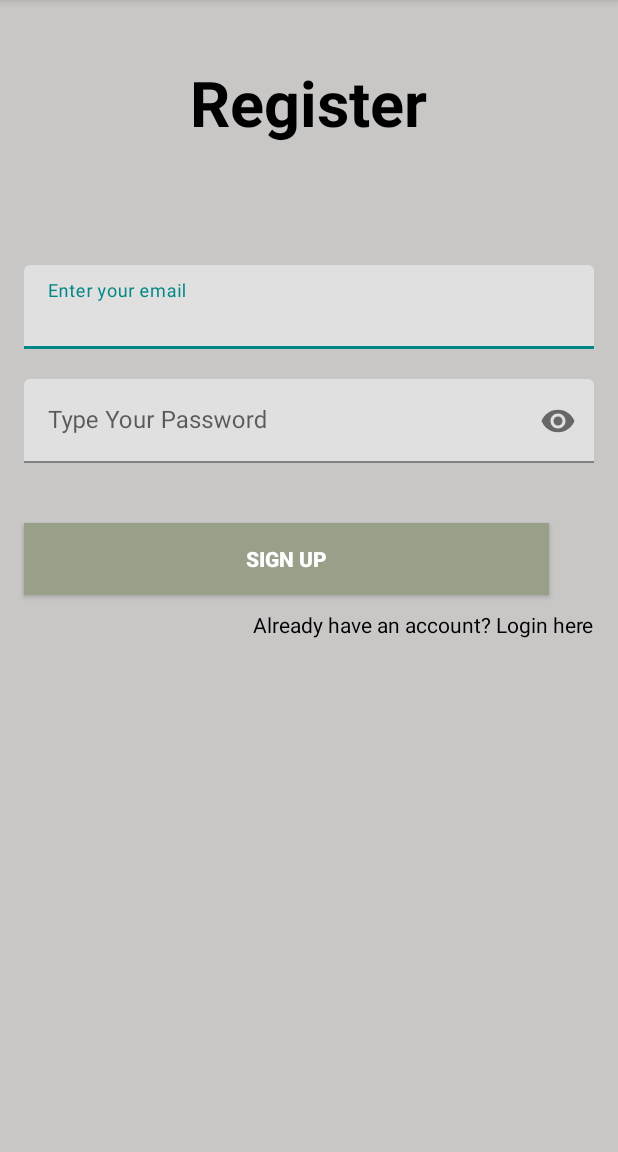
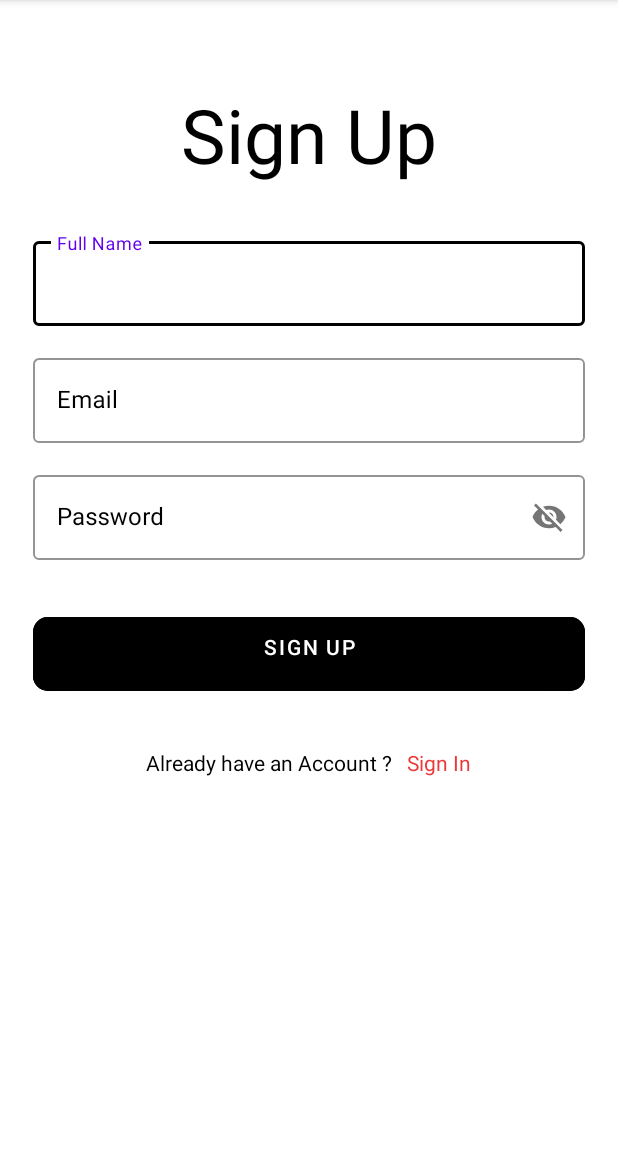
Before and after one commit to JaspalSingh1998/Thoughts, an Android app: the SignUpActivity screen opened directly, with no data from a screen before it, on a phone screen of 412 x 824 dp, the part 84-1236 px from its top. Run offline under Robolectric (Android 15) with nearby library versions, the phone set to English and light mode, and no system bars; our stand-ins replace Firebase (no records; nobody signed in at launch, a user with empty details on screens opened directly).

Commit message:
Fixed UI and Implemented Name fetching for currently logged in user

```diff
--- a/app/src/main/java/com/example/thoughts/SignInActivity.kt
+++ b/app/src/main/java/com/example/thoughts/SignInActivity.kt
@@ -20,12 +20,12 @@ class SignInActivity : AppCompatActivity() {
 
         firebaseAuth = FirebaseAuth.getInstance()
 
-        binding.textView.setOnClickListener {
+        binding.txtSignUp.setOnClickListener {
             val intent = Intent(this, SignUpActivity::class.java)
             startActivity(intent)
         }
 
-        binding.button.setOnClickListener {
+        binding.btnSignIn.setOnClickListener {
             val email = binding.loginemail.text.toString()
             val pass = binding.loginPassword.text.toString()
 
--- a/app/src/main/java/com/example/thoughts/SignUpActivity.kt
+++ b/app/src/main/java/com/example/thoughts/SignUpActivity.kt
@@ -3,13 +3,18 @@ package com.example.thoughts
 import android.content.Intent
 import androidx.appcompat.app.AppCompatActivity
 import android.os.Bundle
+import android.util.Log
 import android.widget.Toast
 import com.example.thoughts.databinding.ActivitySignUpBinding
 import com.google.firebase.auth.FirebaseAuth
+import com.google.firebase.database.DatabaseReference
+import com.google.firebase.database.ktx.database
+import com.google.firebase.ktx.Firebase
 
 class SignUpActivity : AppCompatActivity() {
     private lateinit var binding: ActivitySignUpBinding
     private lateinit var firebaseAuth: FirebaseAuth
+    private lateinit var databaseReference: DatabaseReference
 
     override fun onCreate(savedInstanceState: Bundle?) {
         super.onCreate(savedInstanceState)
@@ -20,19 +25,34 @@ class SignUpActivity : AppCompatActivity() {
 
         firebaseAuth = FirebaseAuth.getInstance()
 
-        binding.textView.setOnClickListener {
+        binding.txtSignIn.setOnClickListener {
             val intent = Intent(this, SignInActivity::class.java)
             startActivity(intent)
         }
-        binding.signupbutton.setOnClickListener {
+        binding.btnSignUp.setOnClickListener {
+            val name = binding.name.text.toString()
             val email = binding.registeremail.text.toString()
             val pass = binding.registerPassword.text.toString()
+
 
             if(email.isNotEmpty() && pass.isNotEmpty()) {
                 firebaseAuth.createUserWithEmailAndPassword(email, pass).addOnCompleteListener {
                     if(it.isSuccessful) {
-                        val intent = Intent(this, SignInActivity::class.java)
-                        startActivity(intent)
+                        val uid = firebaseAuth.currentUser?.uid
+                        databaseReference = Firebase.database.getReference("User")
+                        Log.d("Hello Goldy", uid.toString())
+                        if (uid != null) {
+                            val user = User(name, email)
+                            databaseReference.child(uid).setValue(user).addOnCompleteListener {
+                                if (it.isSuccessful) {
+                                    val  intent = Intent(this, MainActivity::class.java)
+                                    startActivity(intent)
+                                } else {
+                                    Toast.makeText(this, "Failed To Save User Data",
+                                        Toast.LENGTH_SHORT).show()
+                                }
+                            }
+                        }
                     }else {
                         Toast.makeText(this, it.exception.toString(), Toast.LENGTH_SHORT).show()
                     }
--- /dev/null
+++ b/app/src/main/java/com/example/thoughts/User.kt
@@ -0,0 +1,5 @@
+package com.example.thoughts
+
+
+data class User(val name : String? = null, val email: String? = null) {
+}
--- a/app/src/main/res/layout/activity_add_screen.xml
+++ b/app/src/main/res/layout/activity_add_screen.xml
@@ -63,7 +63,6 @@
         android:ellipsize="end"
         android:gravity="top"
         android:hint="Type your thoughts here"
-        android:maxLines="1"
         android:padding="10dp"
         android:textColor="@color/ColorWhite"
         android:textColorHint="@color/ColorGray"
--- a/app/src/main/res/layout/activity_sign_up.xml
+++ b/app/src/main/res/layout/activity_sign_up.xml
@@ -1,82 +1,147 @@
 <?xml version="1.0" encoding="utf-8"?>
-<LinearLayout xmlns:android="http://schemas.android.com/apk/res/android"
+<ScrollView xmlns:android="http://schemas.android.com/apk/res/android"
+    xmlns:app="http://schemas.android.com/apk/res-auto"
     xmlns:tools="http://schemas.android.com/tools"
     android:layout_width="match_parent"
     android:layout_height="match_parent"
-    xmlns:app="http://schemas.android.com/apk/res-auto"
-    android:orientation="vertical"
-    android:background="#C9C6C6"
+    android:background="@color/white"
+    android:scrollbars="none"
     tools:context=".SignUpActivity">
 
+    <LinearLayout
+        android:layout_width="match_parent"
+        android:layout_height="wrap_content"
+        android:layout_marginStart="22dp"
+        android:layout_marginEnd="22dp"
+        android:orientation="vertical">
+
+        <androidx.constraintlayout.widget.ConstraintLayout
+            android:layout_width="match_parent"
+            android:layout_height="wrap_content"
+            android:layout_marginTop="32dp">
+
+        </androidx.constraintlayout.widget.ConstraintLayout>
+
         <TextView
-        android:id="@+id/registerlabel"
-        android:layout_width="wrap_content"
+            android:layout_width="match_parent"
             android:layout_height="wrap_content"
-        android:layout_gravity="center_horizontal"
-        android:layout_marginTop="40dp"
-        android:textSize="42sp"
-        android:textStyle="bold"
+            android:layout_marginTop="24dp"
+            android:text="Sign Up"
+            android:textAlignment="center"
             android:textColor="@color/black"
-        android:text="Register"
-        />
+            android:textSize="50sp" />
 
         <com.google.android.material.textfield.TextInputLayout
-        android:id="@+id/emaillayout"
+            style="@style/Widget.MaterialComponents.TextInputLayout.OutlinedBox"
             android:layout_width="match_parent"
             android:layout_height="wrap_content"
-        android:layout_marginHorizontal="16dp"
-        android:layout_marginTop="80dp"
-        app:boxStrokeColor="@color/teal_700"
-        android:layout_gravity="center_horizontal"
-        app:hintTextColor="@color/teal_700">
+            android:layout_marginTop="32dp"
+            android:hint="@string/full_name"
+            android:textColorHint="@color/black"
+            app:boxStrokeColor="@color/black">
+
+            <com.google.android.material.textfield.TextInputEditText
+                android:id="@+id/name"
+                android:layout_width="match_parent"
+                android:layout_height="wrap_content"
+                android:inputType="text"
+                android:singleLine="true"
+                android:textColor="@color/black" />
+
+        </com.google.android.material.textfield.TextInputLayout>
+
+        <com.google.android.material.textfield.TextInputLayout
+            style="@style/Widget.MaterialComponents.TextInputLayout.OutlinedBox"
+            android:layout_width="match_parent"
+            android:layout_height="wrap_content"
+            android:layout_marginTop="16dp"
+            android:hint="Email"
+            android:textColorHint="@color/black"
+            app:boxStrokeColor="@color/black">
 
             <com.google.android.material.textfield.TextInputEditText
                 android:id="@+id/registeremail"
                 android:layout_width="match_parent"
                 android:layout_height="wrap_content"
-            android:hint="Enter your email"
                 android:inputType="textEmailAddress"
-            />
+                android:singleLine="true"
+                android:textColor="@color/black" />
+
         </com.google.android.material.textfield.TextInputLayout>
 
+
         <com.google.android.material.textfield.TextInputLayout
-        android:id="@+id/passwordLayout"
+            style="@style/Widget.MaterialComponents.TextInputLayout.OutlinedBox"
             android:layout_width="match_parent"
             android:layout_height="wrap_content"
-        android:layout_marginHorizontal="16dp"
-        android:layout_marginTop="20dp"
-        app:boxStrokeColor="@color/teal_700"
-        app:hintTextColor="@color/teal_700"
+            android:layout_marginTop="16dp"
+            android:hint="Password"
+            android:textColorHint="@color/black"
+            app:boxStrokeColor="@color/black"
             app:passwordToggleEnabled="true">
 
             <com.google.android.material.textfield.TextInputEditText
                 android:id="@+id/registerPassword"
                 android:layout_width="match_parent"
                 android:layout_height="wrap_content"
-            android:hint="Type Your Password"
-            android:inputType="textPassword" />
+                android:inputType="textEmailAddress"
+                android:singleLine="true"
+                android:textColor="@color/black" />
+
         </com.google.android.material.textfield.TextInputLayout>
 
-    <androidx.appcompat.widget.AppCompatButton
-        android:id="@+id/signupbutton"
-        android:layout_width="350dp"
+        <FrameLayout
+            android:layout_width="match_parent"
             android:layout_height="wrap_content"
-        android:layout_marginHorizontal="16dp"
-        android:layout_marginTop="40dp"
-        android:background="#98A08A"
+            android:layout_marginTop="32dp">
+
+            <ProgressBar
+                android:id="@+id/signUpProgressBar"
+                android:layout_width="50dp"
+                android:layout_height="50dp"
+                android:layout_gravity="center_horizontal"
+                android:visibility="invisible" />
+
+            <com.google.android.material.button.MaterialButton
+                android:id="@+id/btnSignUp"
+                android:layout_width="match_parent"
+                android:layout_height="wrap_content"
+                android:backgroundTint="@color/black"
+                android:paddingStart="20dp"
+                android:paddingTop="10dp"
+                android:paddingEnd="20dp"
+                android:paddingBottom="20dp"
                 android:text="Sign Up"
-        android:textColor="@color/white"
-        android:textStyle="bold" />
+                app:cornerRadius="10dp" />
+
+        </FrameLayout>
+
+        <LinearLayout
+            android:layout_width="match_parent"
+            android:layout_height="wrap_content"
+            android:layout_marginTop="32dp"
+            android:gravity="center"
+            android:orientation="horizontal">
 
             <TextView
-        android:id="@+id/textView"
                 android:layout_width="wrap_content"
                 android:layout_height="wrap_content"
+                android:text="Already have an Account ?"
                 android:textColor="@color/black"
-        android:text="Already have an account? Login here"
-        android:layout_marginRight="16dp"
-        android:layout_marginTop="10dp"
-        app:layout_constraintTop_toBottomOf="@+id/button"
-        android:layout_gravity="end"
-        />
+                android:textSize="14sp" />
+
+            <TextView
+                android:id="@+id/txtSignIn"
+                android:layout_width="wrap_content"
+                android:layout_height="wrap_content"
+                android:layout_marginStart="10dp"
+                android:text="Sign In"
+                android:textColor="@color/red"
+                android:textSize="14sp" />
+
+
         </LinearLayout>
+
+    </LinearLayout>
+
+</ScrollView>
--- a/app/src/main/res/values/strings.xml
+++ b/app/src/main/res/values/strings.xml
@@ -4,5 +4,6 @@
     <string name="hello_blank_fragment">Hello blank fragment</string>
     <string name="open">Open</string>
     <string name="close">Close</string>
+    <string name="full_name">Full Name</string>
 
 </resources>
```
Also changed, not shown: app/src/main/java/com/example/thoughts/MainActivity.kt (+16 -15 lines), app/src/main/res/layout/activity_sign_in.xml (+79 -40 lines). Lines whose indentation alone changed are shown as unchanged.
